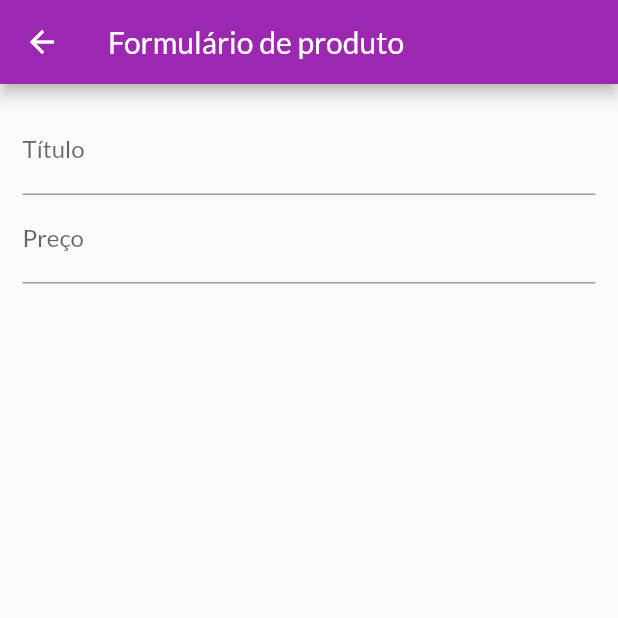
After one commit to leonardfreitas/shop_app, a Flutter app: the ProductFormScreen screen opened by its route, on a phone screen of 412 x 824 dp, the top half of it. The commit adds this screen. Run offline on Flutter 3.47's test engine with Material 2 defaults, Android fonts, the phone set to English and light mode, and no system bars; network calls fail.

Commit message:
form screen

```diff
--- a/lib/providers/products.dart
+++ b/lib/providers/products.dart
@@ -6,6 +6,11 @@ class Products with ChangeNotifier {
   List<Product> _items = DUMMY_PRODUCTS;
 
   List<Product> get items => [..._items];
+
+  int get itemsCount {
+    return _items.length;
+  }
+
   List<Product> get favoriteItems {
     return _items.where((product) => product.isFavorite).toList();
   }
--- a/lib/utils/apps_routes.dart
+++ b/lib/utils/apps_routes.dart
@@ -3,4 +3,6 @@ class AppRoutes {
   static const CART = '/cart';
   static const HOME = '/';
   static const ORDERS = '/orders';
+  static const PRODUCTS = '/products';
+  static const PRODUCT_FORM = '/product-form';
 }
--- /dev/null
+++ b/lib/views/product_form_screen.dart
@@ -0,0 +1,42 @@
+import 'package:flutter/material.dart';
+
+class ProductFormScreen extends StatefulWidget {
+  @override
+  _ProductFormScreenState createState() => _ProductFormScreenState();
+}
+
+class _ProductFormScreenState extends State<ProductFormScreen> {
+  final _priceFocusNode = FocusNode();
+
+  @override
+  Widget build(BuildContext context) {
+    return Scaffold(
+        appBar: AppBar(
+          title: Text('Formulário de produto'),
+        ),
+        body: Padding(
+          padding: const EdgeInsets.all(15.0),
+          child: Form(
+            child: ListView(
+              children: <Widget>[
+                TextFormField(
+                  decoration: InputDecoration(labelText: 'Título'),
+                  textInputAction: TextInputAction.next,
+                  onFieldSubmitted: (_) {
+                    FocusScope.of(context).requestFocus(_priceFocusNode);
+                  },
+                ),
+                TextFormField(
+                  decoration: InputDecoration(labelText: 'Preço'),
+                  textInputAction: TextInputAction.next,
+                  focusNode: _priceFocusNode,
+                  keyboardType: TextInputType.numberWithOptions(
+                    decimal: true,
+                  ),
+                )
+              ],
+            ),
+          ),
+        ));
+  }
+}
--- a/lib/widgets/product_grid.dart
+++ b/lib/widgets/product_grid.dart
@@ -1,7 +1,7 @@
 import 'package:flutter/material.dart';
 import 'package:provider/provider.dart';
 import 'package:shop/providers/products.dart';
-import './product_item.dart';
+import './product_grid_item.dart';
 
 class ProductGrid extends StatelessWidget {
   final bool showFavoriteOnly;
@@ -19,7 +19,7 @@ class ProductGrid extends StatelessWidget {
       itemCount: products.length,
       itemBuilder: (ctx, i) => ChangeNotifierProvider.value(
         value: products[i],
-        child: ProductItem(),
+        child: ProductGridItem(),
       ),
       gridDelegate: SliverGridDelegateWithFixedCrossAxisCount(
           crossAxisCount: 2,
```
Also changed, not shown: lib/main.dart (+10 -5 lines), lib/providers/cart.dart (+23 -0 lines), lib/views/products_screen.dart (added, +38 -0 lines), lib/widgets/app_drawer.dart (+10 -0 lines), lib/widgets/cart_item_widget.dart (+25 -0 lines), lib/widgets/product_grid_item.dart (added, +68 -0 lines), lib/widgets/product_item.dart (+23 -43 lines).
